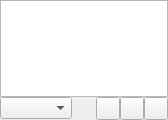
Qt form online/onlineservicespage.ui (CDrummond/cantata) before a commit.
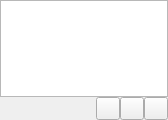
The same form after that commit. Custom widgets are drawn as their Qt base class.

```diff
--- a/online/onlineservicespage.ui
+++ b/online/onlineservicespage.ui
@@ -29,7 +29,17 @@
       <number>0</number>
      </property>
      <item>
-      <widget class="GenreCombo" name="genreCombo"/>
+      <spacer name="horizontalSpacer">
+       <property name="orientation">
+         <enum>Qt::Horizontal</enum>
+       </property>
+       <property name="sizeHint" stdset="0">
+        <size>
+         <width>16</width>
+         <height>20</height>
+        </size>
+       </property>
+      </spacer>
      </item>
      <item>
       <widget class="SizeWidget" name="sizeWidget"/>
@@ -53,11 +63,6 @@
    <extends>QTreeView</extends>
    <header>widgets/itemview.h</header>
   </customwidget>
-  <customwidget>
-   <class>GenreCombo</class>
-   <extends>QComboBox</extends>
-   <header>widgets/genrecombo.h</header>
-  </customwidget>
   <customwidget>
    <class>ToolButton</class>
    <extends>QToolButton</extends>
```
